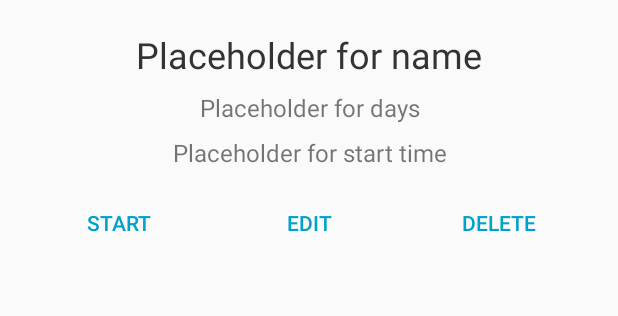
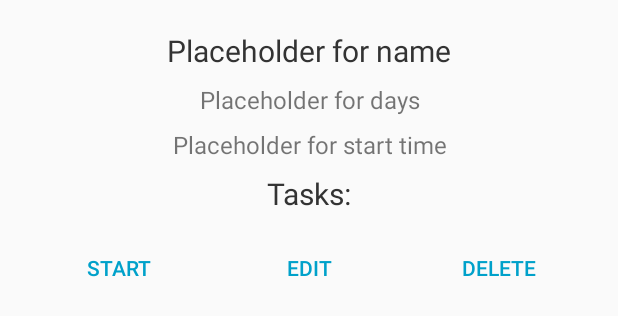
Before and after one commit to caseyklecan/routina, an Android app: the layout layout_view_routine.xml on its own in the app's theme, with its tools: preview values and no code run, on a phone screen of 412 x 824 dp. Shown: the top 316 px of the screen. Run offline under Robolectric (Android 15) with nearby library versions, the phone set to English and light mode, and no system bars.

Commit message:
can edit & delete tasks from routine

```diff
--- a/app/src/main/res/layout/layout_view_routine.xml
+++ b/app/src/main/res/layout/layout_view_routine.xml
@@ -33,6 +33,15 @@
         android:layout_margin="@dimen/marginBetween"
         android:textAlignment="center" />
 
+
+    <TextView
+        android:layout_width="match_parent"
+        android:layout_height="wrap_content"
+        android:text="@string/label_tasks"
+        android:textColor="@color/colorDark"
+        android:textSize="@dimen/fontLarge"
+        android:layout_margin="@dimen/marginBetween"
+        android:textAlignment="center"/>
 
     <ListView
         android:layout_width="match_parent"
--- a/app/src/main/res/values/styles.xml
+++ b/app/src/main/res/values/styles.xml
@@ -17,7 +17,7 @@
 
     <color name="colorLarge">@color/colorDark</color>
     <dimen name="fontReg">16sp</dimen>
-    <dimen name="fontLarge">24sp</dimen>
+    <dimen name="fontLarge">20sp</dimen>
     <dimen name="fontMed">20sp</dimen>
 
     <dimen name="marginBetween">4dp</dimen>
```
Also changed, not shown: app/src/main/java/itp341/klecan/casey/routina/AddTaskDialog.java (+29 -7 lines), app/src/main/java/itp341/klecan/casey/routina/CreateRoutineFragment.java (+23 -19 lines), app/src/main/java/itp341/klecan/casey/routina/TaskAdapter.java (added, +32 -0 lines), app/src/main/java/itp341/klecan/casey/routina/ViewRoutineFragment.java (+5 -25 lines).
